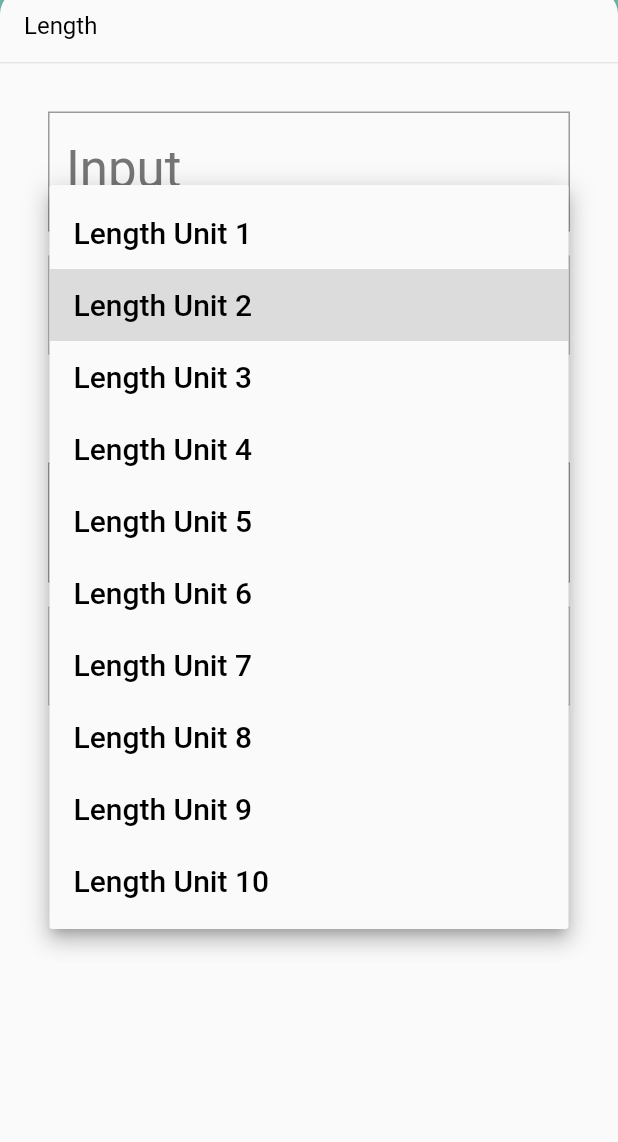
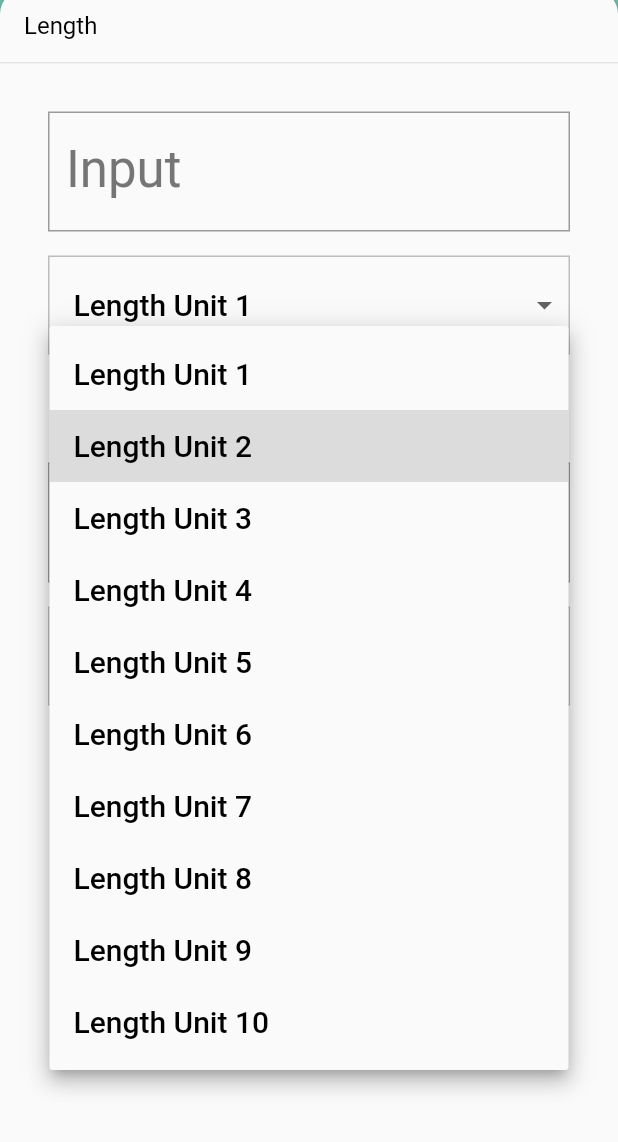
Before and after one commit to lordcharro/converter_app, a Flutter app: the screen it shows after launch, after a tap on an icon or button, on a phone screen of 412 x 824 dp, the part 94-1236 px from its top. Run offline on Flutter 3.47's test engine with Material 2 defaults, Android fonts, the phone set to English and light mode, and no system bars.

```diff
--- a/lib/backdrop.dart
+++ b/lib/backdrop.dart
@@ -258,6 +258,7 @@ class _BackdropState extends State<Backdrop> with SingleTickerProviderStateMixin
       body: LayoutBuilder(
         builder: _buildStack,
       ),
+      resizeToAvoidBottomPadding: false,
     );
   }
 }
--- a/lib/category_route.dart
+++ b/lib/category_route.dart
@@ -94,7 +94,9 @@ class _CategoryRouteState extends State<CategoryRoute> {
     }
   }
 
-  Widget _buildCategoryWidgets() {
+  Widget _buildCategoryWidgets()
+  {
+    if (MediaQuery.of(context).orientation == Orientation.portrait) {
       return ListView.builder(
         itemBuilder: (BuildContext context, int index) {
           return CategoryTile(
@@ -104,6 +106,18 @@ class _CategoryRouteState extends State<CategoryRoute> {
         },
         itemCount: _categories.length,
       );
+    } else {
+      return GridView.count(
+        crossAxisCount: 2,
+        childAspectRatio: 3.0,
+        children: _categories.map((Category c) {
+          return CategoryTile(
+            category: c,
+            onTap: _onCategoryTap,
+          );
+        }).toList(),
+      );
+    }
 }
 
 /// Returns a list of mock [Unit]s.
@@ -131,5 +145,4 @@ class _CategoryRouteState extends State<CategoryRoute> {
     frontTitle: Text('Unit Converter'),
     backTitle: Text('Select a Category'),
   );
-  }
-}
+}}
--- a/lib/unit_converter.dart
+++ b/lib/unit_converter.dart
@@ -22,12 +22,23 @@ class _UnitConverterState extends State<UnitConverter> {
   String _convertedValue = '';
   List<DropdownMenuItem> _unitMenuItems;
   bool _showValidationError = false;
+  final _inputKey = GlobalKey(debugLabel: 'inputText');
 
   @override
   void initState() {
     super.initState();
     _createDropdownMenuItems();
     _setDefaults();
+  }
+
+  @override
+  void didUpdateWidget(UnitConverter old) {
+    super.didUpdateWidget(old);
+    // We update our [DropdownMenuItem] units when we switch [Categories].
+    if (old.category != widget.category) {
+      _createDropdownMenuItems();
+      _setDefaults();
+    }
   }
 
   void _createDropdownMenuItems() {
@@ -54,6 +65,9 @@ class _UnitConverterState extends State<UnitConverter> {
       _fromValue = widget.category.units[0];
       _toValue = widget.category.units[1];
     });
+    if(_inputValue != null){
+      _updateConversion();
+    }
   }
 
   /// Clean up conversion; trim trailing zeros, e.g. 5.500 -> 5.5, 10.0 -> 10
@@ -160,6 +174,7 @@ class _UnitConverterState extends State<UnitConverter> {
         crossAxisAlignment: CrossAxisAlignment.stretch,
         children: <Widget>[
           TextField(
+            key: _inputKey,
             style: Theme.of(context).textTheme.display1,
             decoration: InputDecoration(
               labelText: "Input",
@@ -172,7 +187,7 @@ class _UnitConverterState extends State<UnitConverter> {
             keyboardType: TextInputType.number,
             onChanged: _updateInputValue,
           ),
-          _createDropdown(_toValue.name, _updateFromConversion),
+          _createDropdown(_fromValue.name, _updateFromConversion),
         ],
       ),
     );
@@ -208,14 +223,26 @@ class _UnitConverterState extends State<UnitConverter> {
       ),
     );
 
-    final converter = Column(
-      crossAxisAlignment: CrossAxisAlignment.stretch,
+    final converter = ListView(
       children: <Widget>[input, arrows, output],
     );
 
     return Padding(
       padding: _padding,
-      child: converter,
+      child: OrientationBuilder(
+        builder: (BuildContext context, Orientation orientation) {
+          if (orientation == Orientation.portrait) {
+            return converter;
+          } else {
+            return Center(
+              child: Container(
+                width: 450.0,
+                child: converter,
+              ),
+            );
+          }
+        },
+      ),
     );
   }
 }
```
Lines whose indentation alone changed are shown as unchanged.
